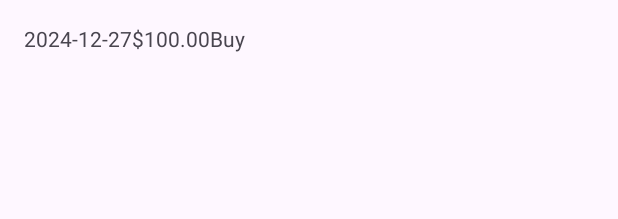
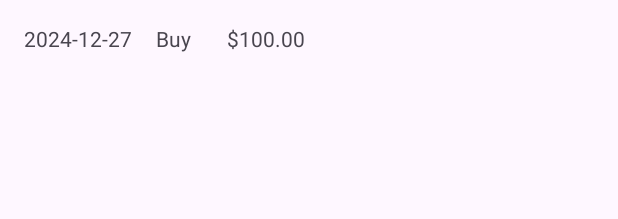
Before and after one commit to emrehancetin/CS394, an Android app: the layout item_order_history.xml on its own in the app's theme, with its tools: preview values and no code run, on a phone screen of 412 x 824 dp. Shown: the top 219 px of the screen. Run offline under Robolectric (Android 15) with nearby library versions, the phone set to English and light mode, and no system bars.

Commit message:
item_order_history has been made minor changes.

```diff
--- a/app/src/main/res/layout/item_order_history.xml
+++ b/app/src/main/res/layout/item_order_history.xml
@@ -1,5 +1,7 @@
-<LinearLayout
+<androidx.constraintlayout.widget.ConstraintLayout
     xmlns:android="http://schemas.android.com/apk/res/android"
+    xmlns:app="http://schemas.android.com/apk/res-auto"
+    xmlns:tools="http://schemas.android.com/tools"
     android:layout_width="match_parent"
     android:layout_height="wrap_content"
     android:orientation="horizontal"
@@ -9,17 +11,33 @@
         android:id="@+id/textViewDate"
         android:layout_width="wrap_content"
         android:layout_height="wrap_content"
-        android:text="2024-12-27" />
+        android:text="2024-12-27"
+        app:layout_constraintStart_toStartOf="parent"
+        app:layout_constraintTop_toTopOf="parent" />
 
     <TextView
         android:id="@+id/textViewAmount"
         android:layout_width="wrap_content"
         android:layout_height="wrap_content"
-        android:text="$100.00" />
+        android:text="100.00"
+        app:layout_constraintStart_toEndOf="@+id/textView2"
+        app:layout_constraintTop_toTopOf="@+id/textViewType" />
 
     <TextView
         android:id="@+id/textViewType"
         android:layout_width="wrap_content"
         android:layout_height="wrap_content"
-        android:text="Buy" />
-</LinearLayout>
+        android:layout_marginStart="16dp"
+        android:text="Buy"
+        app:layout_constraintStart_toEndOf="@+id/textViewDate"
+        app:layout_constraintTop_toTopOf="@+id/textViewDate" />
+
+    <TextView
+        android:id="@+id/textView2"
+        android:layout_width="wrap_content"
+        android:layout_height="wrap_content"
+        android:layout_marginStart="24dp"
+        android:text="$"
+        app:layout_constraintStart_toEndOf="@+id/textViewType"
+        app:layout_constraintTop_toTopOf="@+id/textViewType" />
+</androidx.constraintlayout.widget.ConstraintLayout>
```
